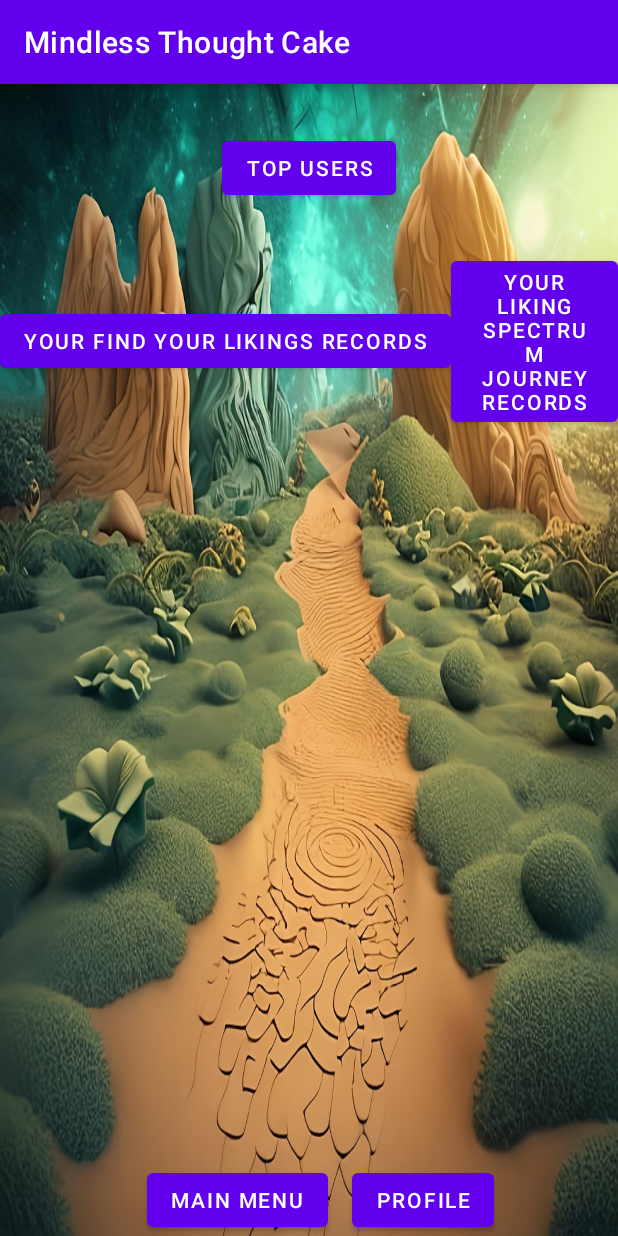
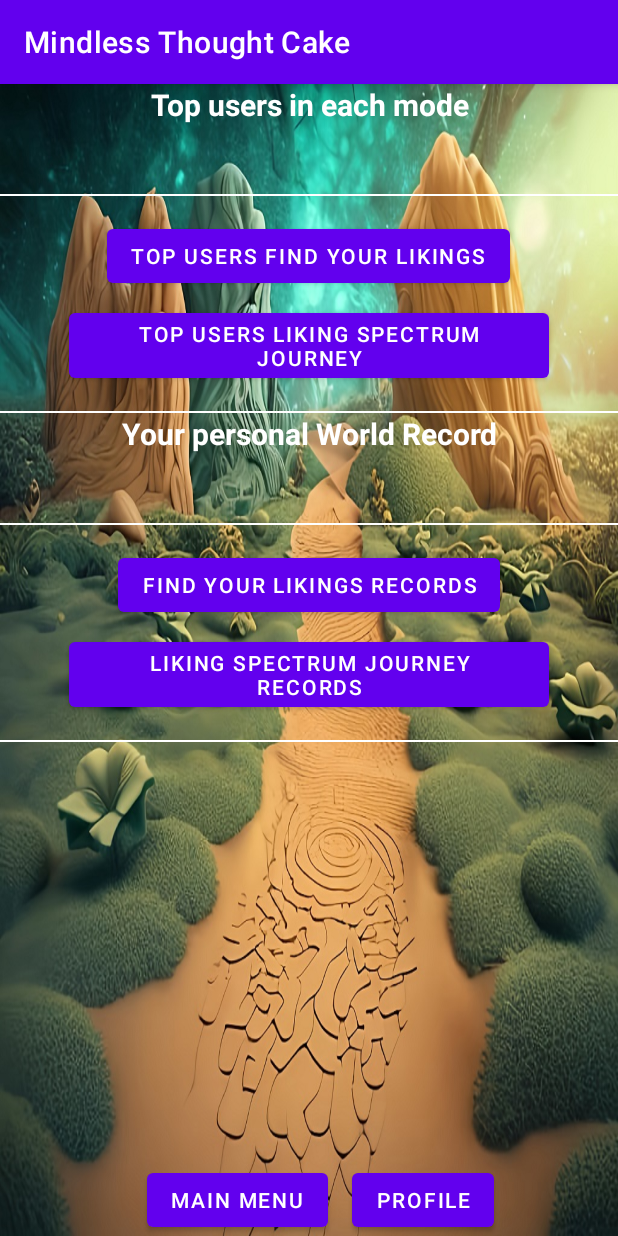
Before and after one commit to Retardeded/Chaos-Thought-Feast, an Android app: the RankingsActivity screen opened directly, with no data from a screen before it, on a phone screen of 412 x 824 dp. Run offline under Robolectric (Android 15) with nearby library versions, the phone set to English and light mode, and no system bars; our stand-ins replace Firebase (no records; nobody signed in at launch, a user with empty details on screens opened directly).

Commit message:
separate ranking tables for different modes/better ui part 2

```diff
--- a/app/src/main/java/com/knowledge/testapp/fragment/TopUsersDialogFragment.kt
+++ b/app/src/main/java/com/knowledge/testapp/fragment/TopUsersDialogFragment.kt
@@ -15,7 +15,7 @@ import com.knowledge.testapp.data.User
 import androidx.fragment.app.DialogFragment
 
 
-class TopUsersDialogFragment : DialogFragment() {
+class TopUsersDialogFragment(private val tableName: String) : DialogFragment() {
 
     override fun onCreateView(
         inflater: LayoutInflater,
@@ -24,7 +24,7 @@ class TopUsersDialogFragment : DialogFragment() {
     ): View? {
         val rootView = inflater.inflate(R.layout.fragment_top_users, container, false)
 
-        val databaseReference = FirebaseDatabase.getInstance().getReference("users")
+        val databaseReference = FirebaseDatabase.getInstance().getReference(tableName)
 
         // Query to get the top 10 users with the highest scores
         databaseReference.orderByChild("currentScore").limitToLast(10)
--- a/app/src/main/java/com/knowledge/testapp/fragment/UserWorldRecordsDialogFragment.kt
+++ b/app/src/main/java/com/knowledge/testapp/fragment/UserWorldRecordsDialogFragment.kt
@@ -33,12 +33,12 @@ class UserWorldRecordsDialogFragment(private val userSanitizedEmail: String, pri
         val titleTextViewUser = rootView.findViewById<TextView>(R.id.titleTextViewUserName)
         // Set background drawable based on tableName
         when (tableName) {
-            QuizValues.tableName_FIND_YOUR_LIKINGS -> {
+            QuizValues.worldRecords_FIND_YOUR_LIKINGS -> {
                 linearLayout.setBackgroundResource(R.drawable.findyourlikings)
                 titleTextViewRecord.text = GameMode.FIND_YOUR_LIKINGS.toString().replace("_"," ")
             }
 
-            QuizValues.tableName_LIKING_SPECTRUM_JOURNEY -> {
+            QuizValues.worldsRecords_LIKING_SPECTRUM_JOURNEY -> {
                 linearLayout.setBackgroundResource(R.drawable.likingspecturmjourney2)
                 titleTextViewRecord.text = GameMode.LIKING_SPECTRUM_JOURNEY.toString().replace("_"," ")
 
--- a/app/src/main/res/layout/activity_rankings.xml
+++ b/app/src/main/res/layout/activity_rankings.xml
@@ -9,46 +9,111 @@
     android:background="@drawable/statsbackground"
     android:scaleType="fitXY">
 
-    <!-- Top Users Button -->
+
+    <TextView
+        android:layout_width="match_parent"
+        android:layout_height="wrap_content"
+        android:text="Top users in each mode"
+        android:gravity="center"
+        android:layout_marginBottom="30dp"
+        android:textSize="20sp"
+        android:textStyle="bold"
+        android:textColor="@android:color/white"
+        android:id="@+id/tv_top_users"
+        />
+
+
+    <!-- Seperation Line -->
+    <View
+        android:layout_width="match_parent"
+        android:layout_height="1dp"
+        android:background="@android:color/white"
+        android:layout_marginTop="16dp" />
+
+    <!-- User-Specific World Records Buttons -->
     <LinearLayout
         android:layout_width="match_parent"
         android:layout_height="wrap_content"
-        android:layout_marginTop="32dp"
-        android:orientation="horizontal"
-        android:gravity="center">
-
-        <Button
-            android:id="@+id/btn_show_top_users"
-            android:layout_width="wrap_content"
-            android:layout_height="wrap_content"
-            android:text="Top Users"
-            android:layout_gravity="center"
-            android:onClick="showTopUsersDialog" />
-
-    </LinearLayout>
-
-    <LinearLayout
-        android:layout_width="match_parent"
-        android:layout_height="wrap_content"
-        android:layout_marginTop="32dp"
-        android:orientation="horizontal"
-        android:gravity="center">
+        android:orientation="vertical"
+        android:gravity="center"
+        android:layout_marginTop="16dp">
 
         <Button
             android:layout_width="wrap_content"
             android:layout_height="wrap_content"
-            android:text="your FIND YOUR LIKINGS records"
+            android:text="TOP USERS FIND YOUR LIKINGS"
+            android:layout_gravity="center"
+            android:onClick="showTopUsersDialog_FIND_YOUR_LIKINGS" />
+
+        <Button
+            android:layout_width="wrap_content"
+            android:layout_height="wrap_content"
+            android:text="TOP USERS LIKING SPECTRUM JOURNEY"
+            android:layout_gravity="center"
+            android:layout_marginTop="8dp"
+            android:onClick="showUserTopUsersDialog_LIKING_SPECTRUM_JOURNEY" />
+
+    </LinearLayout>
+
+    <!-- Seperation Line -->
+    <View
+        android:layout_width="match_parent"
+        android:layout_height="1dp"
+        android:background="@android:color/white"
+        android:layout_marginTop="16dp" />
+
+
+    <TextView
+        android:layout_width="match_parent"
+        android:layout_height="wrap_content"
+        android:text="Your personal World Record"
+        android:gravity="center"
+        android:layout_marginBottom="30dp"
+        android:textSize="20sp"
+        android:textStyle="bold"
+        android:textColor="@android:color/white"
+        android:id="@+id/tv_game_mode_title"
+        />
+
+
+    <!-- Seperation Line -->
+    <View
+        android:layout_width="match_parent"
+        android:layout_height="1dp"
+        android:background="@android:color/white"
+        android:layout_marginTop="16dp" />
+
+    <!-- User-Specific World Records Buttons -->
+    <LinearLayout
+        android:layout_width="match_parent"
+        android:layout_height="wrap_content"
+        android:orientation="vertical"
+        android:gravity="center"
+        android:layout_marginTop="16dp">
+
+        <Button
+            android:layout_width="wrap_content"
+            android:layout_height="wrap_content"
+            android:text="FIND YOUR LIKINGS Records"
             android:layout_gravity="center"
             android:onClick="showUserWorldRecordsDialog_FIND_YOUR_LIKINGS" />
 
         <Button
             android:layout_width="wrap_content"
             android:layout_height="wrap_content"
-            android:text="your LIKING SPECTRUM JOURNEY records"
+            android:text="LIKING SPECTRUM JOURNEY Records"
             android:layout_gravity="center"
+            android:layout_marginTop="8dp"
             android:onClick="showUserWorldRecordsDialog_LIKING_SPECTRUM_JOURNEY" />
 
     </LinearLayout>
+
+    <!-- Seperation Line -->
+    <View
+        android:layout_width="match_parent"
+        android:layout_height="1dp"
+        android:background="@android:color/white"
+        android:layout_marginTop="16dp" />
 
     <!-- Space to push other elements to the top -->
     <Space
@@ -56,6 +121,7 @@
         android:layout_height="0dp"
         android:layout_weight="1" />
 
+    <!-- Main Menu and Profile Buttons -->
     <LinearLayout
         android:layout_width="match_parent"
         android:layout_height="wrap_content"
```
Also changed, not shown: app/src/main/java/com/knowledge/testapp/QuizValues.kt (+5 -2 lines), app/src/main/java/com/knowledge/testapp/activity/RankingsActivity.kt (+9 -5 lines), app/src/main/java/com/knowledge/testapp/activity/ResultActivity.kt (+22 -12 lines).
